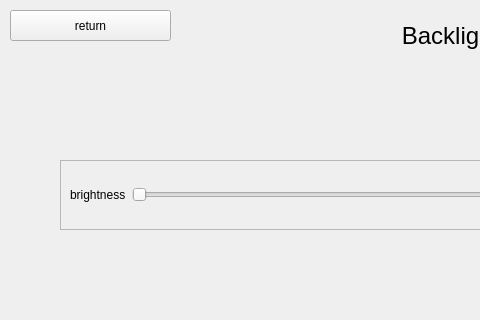
jizizihe/baijie_demo, file qt/t507/backlight.ui: the form before one commit; both pictures show x 0 to 480 and y 0 to 320 of the 1024 by 600 pixel window.
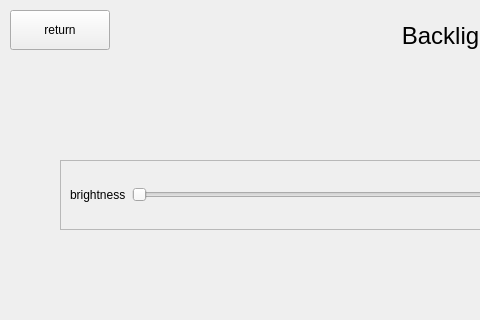
The form after the commit.

Patch:
```diff
--- a/qt/t507/backlight.ui
+++ b/qt/t507/backlight.ui
@@ -102,8 +102,8 @@
      <rect>
       <x>10</x>
       <y>10</y>
-      <width>161</width>
-      <height>31</height>
+      <width>100</width>
+      <height>40</height>
      </rect>
     </property>
     <property name="text">
```
